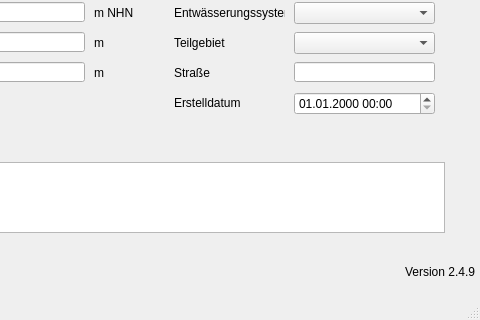
Above: qkan/database/templates/speicher.ui from hoettges/QKan before the change; both pictures show x 156 to 636 and y 98 to 418 of the 636 by 418 pixel window. Below: the same form after it.
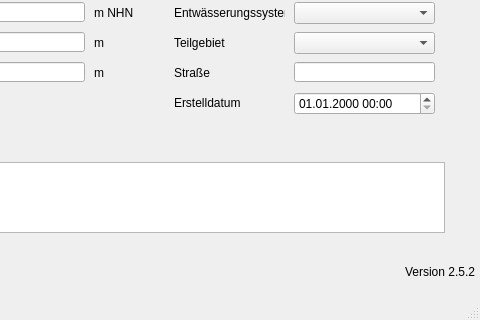
That is the form after the change. Custom widgets are drawn as their Qt base class.

```diff
--- a/qkan/database/templates/speicher.ui
+++ b/qkan/database/templates/speicher.ui
@@ -328,7 +328,7 @@
      <string>Version QKan Import</string>
     </property>
     <property name="text">
-     <string>Version 2.4.9</string>
+     <string>Version 2.5.2</string>
     </property>
     <property name="alignment">
      <set>Qt::AlignRight|Qt::AlignTrailing|Qt::AlignVCenter</set>
```
